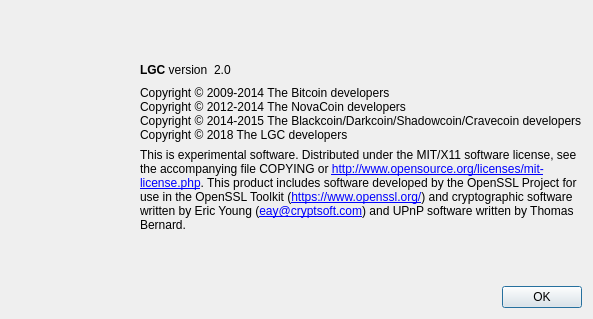
his001/LGC, file src/qt/forms/aboutdialog.ui: the form before one commit.
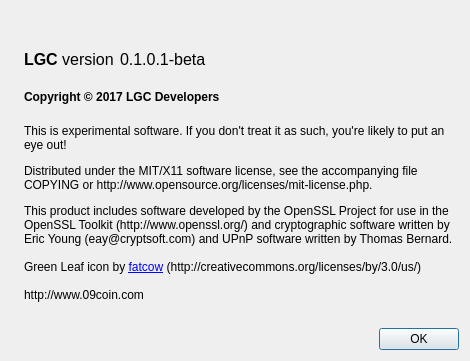
The form after the commit. Icons and pictures are not drawn.

```diff
--- a/src/qt/forms/aboutdialog.ui
+++ b/src/qt/forms/aboutdialog.ui
@@ -6,40 +6,36 @@
    <rect>
     <x>0</x>
     <y>0</y>
-    <width>593</width>
-    <height>319</height>
+    <width>470</width>
+    <height>361</height>
    </rect>
   </property>
+  <property name="sizePolicy">
+   <sizepolicy hsizetype="Fixed" vsizetype="Fixed">
+    <horstretch>0</horstretch>
+    <verstretch>0</verstretch>
+   </sizepolicy>
+  </property>
   <property name="windowTitle">
    <string>About LGC</string>
   </property>
+  <property name="autoFillBackground">
+   <bool>false</bool>
+  </property>
   <layout class="QHBoxLayout" name="horizontalLayout_2">
    <item>
     <widget class="QLabel" name="label_4">
      <property name="sizePolicy">
-      <sizepolicy hsizetype="Expanding" vsizetype="Expanding">
+      <sizepolicy hsizetype="Preferred" vsizetype="Ignored">
        <horstretch>0</horstretch>
        <verstretch>0</verstretch>
       </sizepolicy>
      </property>
-     <property name="maximumSize">
-      <size>
-       <width>600</width>
-       <height>400</height>
-      </size>
-     </property>
-     <property name="font">
-      <font>
-       <family>Aharoni</family>
-       <weight>75</weight>
-       <bold>true</bold>
-      </font>
-     </property>
      <property name="pixmap">
       <pixmap resource="../bitcoin.qrc">:/images/about</pixmap>
      </property>
      <property name="alignment">
-      <set>Qt::AlignLeading|Qt::AlignLeft|Qt::AlignTop</set>
+      <set>Qt::AlignBottom|Qt::AlignLeading|Qt::AlignLeft</set>
      </property>
     </widget>
    </item>
@@ -62,6 +58,11 @@
       <layout class="QHBoxLayout" name="horizontalLayout">
        <item>
         <widget class="QLabel" name="label">
+         <property name="font">
+          <font>
+           <pointsize>12</pointsize>
+          </font>
+         </property>
          <property name="cursor">
           <cursorShape>IBeamCursor</cursorShape>
          </property>
@@ -75,11 +76,16 @@
        </item>
        <item>
         <widget class="QLabel" name="versionLabel">
+         <property name="font">
+          <font>
+           <pointsize>12</pointsize>
+          </font>
+         </property>
          <property name="cursor">
           <cursorShape>IBeamCursor</cursorShape>
          </property>
          <property name="text">
-          <string notr="true">2.0</string>
+          <string notr="true">0.1.0.1-beta</string>
          </property>
          <property name="textInteractionFlags">
           <set>Qt::LinksAccessibleByMouse|Qt::TextSelectableByKeyboard|Qt::TextSelectableByMouse</set>
@@ -103,35 +109,35 @@
      </item>
      <item>
       <widget class="QLabel" name="copyrightLabel">
-       <property name="cursor">
-        <cursorShape>IBeamCursor</cursorShape>
+       <property name="font">
+        <font>
+         <weight>75</weight>
+         <bold>true</bold>
+        </font>
        </property>
-       <property name="text">
-        <string>Copyright © 2009-2014 The Bitcoin developers
-Copyright © 2012-2014 The NovaCoin developers
-Copyright © 2014-2015 The Blackcoin/Darkcoin/Shadowcoin/Cravecoin developers
-Copyright © 2018 The LGC developers</string>
-       </property>
-       <property name="textInteractionFlags">
-        <set>Qt::LinksAccessibleByMouse|Qt::TextSelectableByKeyboard|Qt::TextSelectableByMouse</set>
-       </property>
-      </widget>
-     </item>
-     <item>
-      <widget class="QLabel" name="label_2">
        <property name="cursor">
         <cursorShape>IBeamCursor</cursorShape>
        </property>
+       <property name="frameShadow">
+        <enum>QFrame::Plain</enum>
+       </property>
        <property name="text">
         <string>
-This is experimental software.
-
-Distributed under the MIT/X11 software license, see the accompanying file COPYING or &lt;a href=&quot;http://www.opensource.org/licenses/mit-license.php&quot;&gt;http://www.opensource.org/licenses/mit-license.php&lt;/a&gt;.
-
-This product includes software developed by the OpenSSL Project for use in the OpenSSL Toolkit (&lt;a href=&quot;https://www.openssl.org/&quot;&gt;https://www.openssl.org/&lt;/a&gt;) and cryptographic software written by Eric Young (&lt;a href=&quot;mailto:eay@cryptsoft.com&quot;&gt;eay@cryptsoft.com&lt;/a&gt;) and UPnP software written by Thomas Bernard.</string>
+Copyright © 2017 LGC Developers
+</string>
        </property>
-       <property name="textFormat">
-        <enum>Qt::RichText</enum>
+       <property name="textInteractionFlags">
+        <set>Qt::LinksAccessibleByMouse|Qt::TextSelectableByKeyboard|Qt::TextSelectableByMouse</set>
+       </property>
+      </widget>
+     </item>
+     <item>
+      <widget class="QLabel" name="label_2">
+       <property name="cursor">
+        <cursorShape>IBeamCursor</cursorShape>
+       </property>
+       <property name="text">
+        <string>&lt;html&gt;&lt;head/&gt;&lt;body&gt;&lt;p&gt;This is experimental software. If you don't treat it as such, you're likely to put an eye out!&lt;/p&gt;&lt;p&gt;Distributed under the MIT/X11 software license, see the accompanying file COPYING or http://www.opensource.org/licenses/mit-license.php.&lt;/p&gt;&lt;p&gt;This product includes software developed by the OpenSSL Project for use in the OpenSSL Toolkit (http://www.openssl.org/) and cryptographic software written by Eric Young (eay@cryptsoft.com) and UPnP software written by Thomas Bernard.&lt;br/&gt;&lt;br/&gt;Green Leaf icon by &lt;a href=&quot;http://www.softicons.com/designers/fatcow&quot;&gt;&lt;span style=&quot; text-decoration: underline; color:#0000ff;&quot;&gt;fatcow&lt;/span&gt;&lt;/a&gt; (http://creativecommons.org/licenses/by/3.0/us/)&lt;br/&gt;&lt;br/&gt;http://www.09coin.com&lt;/p&gt;&lt;/body&gt;&lt;/html&gt;</string>
        </property>
        <property name="wordWrap">
         <bool>true</bool>
@@ -146,10 +152,13 @@
        <property name="orientation">
         <enum>Qt::Vertical</enum>
        </property>
+       <property name="sizeType">
+        <enum>QSizePolicy::Expanding</enum>
+       </property>
        <property name="sizeHint" stdset="0">
         <size>
          <width>20</width>
-         <height>40</height>
+         <height>20</height>
         </size>
        </property>
       </spacer>
```
Left out of the diff: 3 changed lines with no effect on the pictures.
